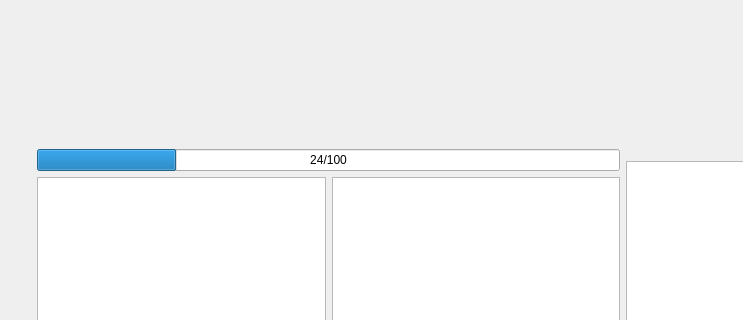
First picture: the form in forms/front.ui, repository ideallx/Hexagon, before the edit; both pictures show x 0 to 743 and y 186 to 506 of the 1219 by 673 pixel window.
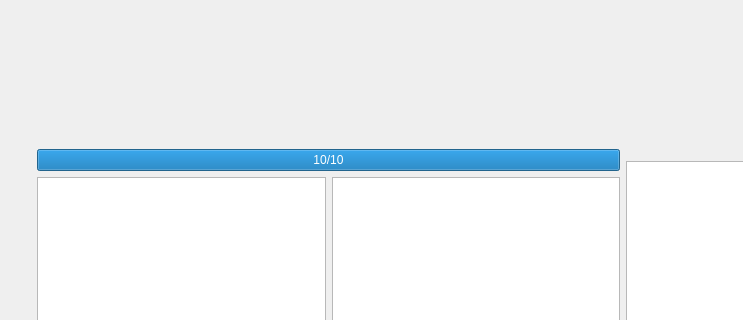
Second picture: the form after the edit. Custom widgets are drawn as their Qt base class.

Diff of the .ui file:
```diff
--- a/forms/front.ui
+++ b/forms/front.ui
@@ -88,8 +88,11 @@
      </item>
      <item>
       <widget class="QProgressBar" name="heroHp">
+       <property name="maximum">
+        <number>10</number>
+       </property>
        <property name="value">
-        <number>24</number>
+        <number>10</number>
        </property>
        <property name="alignment">
         <set>Qt::AlignCenter</set>
```
Left out of the diff: 3 changed lines with no effect on the pictures.
